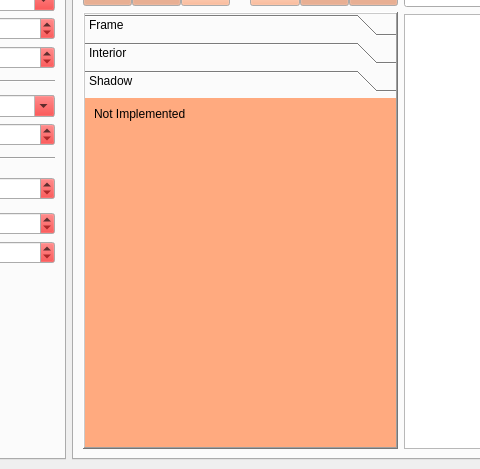
DexterMagnific/QSvgStyle, file themebuilder/ThemeBuilderUIBase.ui: the form before one commit; both pictures show x 431 to 911 and y 286 to 755 of the 1234 by 755 pixel window.
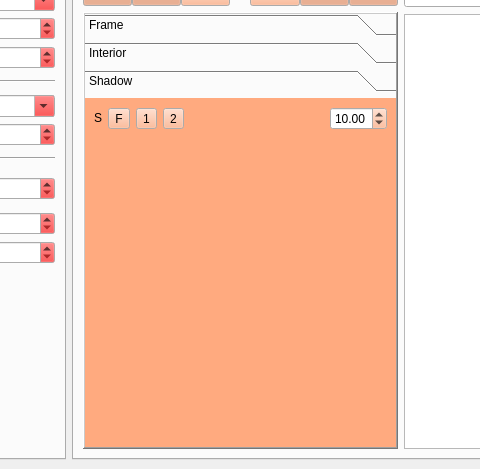
The form after the commit. The open tabs and pages were chosen to show the change. Icons and pictures are not drawn.

Commit message:
Introducing SVG shadow generator
QSvgStyle
---------
* IMPROVE sizeFromContents() now takes icon width
  instead of pixmap
* FIX Item views using their own check box
* FIX down icon position in toolbuttons with immediate menu popup

QSvgStyleBuilder
----------------
* NEW ability to add shadow to generated SVG
* IMPROVE UI now shows effective inherited values instead of
  <inherit> in fields
* CHANGED Item View preview into a tree widget

The edit to the form file:
```diff
--- a/themebuilder/ThemeBuilderUIBase.ui
+++ b/themebuilder/ThemeBuilderUIBase.ui
@@ -1161,15 +1161,182 @@
               <rect>
                <x>0</x>
                <y>0</y>
-               <width>117</width>
-               <height>28</height>
+               <width>222</width>
+               <height>236</height>
               </rect>
              </property>
              <attribute name="label">
               <string>Shadow</string>
              </attribute>
-             <layout class="QGridLayout" name="gridLayout_24">
-              <item row="2" column="0" colspan="2">
+             <layout class="QGridLayout" name="gridLayout_30">
+              <item row="0" column="0">
+               <layout class="QGridLayout" name="gridLayout_24">
+                <item row="0" column="0">
+                 <widget class="QLabel" name="interiorLbl_2">
+                  <property name="sizePolicy">
+                   <sizepolicy hsizetype="Maximum" vsizetype="Maximum">
+                    <horstretch>0</horstretch>
+                    <verstretch>0</verstretch>
+                   </sizepolicy>
+                  </property>
+                  <property name="palette">
+                   <palette>
+                    <active>
+                     <colorrole role="WindowText">
+                      <brush brushstyle="SolidPattern">
+                       <color alpha="255">
+                        <red>255</red>
+                        <green>255</green>
+                        <blue>255</blue>
+                       </color>
+                      </brush>
+                     </colorrole>
+                     <colorrole role="Base">
+                      <brush brushstyle="SolidPattern">
+                       <color alpha="255">
+                        <red>252</red>
+                        <green>252</green>
+                        <blue>252</blue>
+                       </color>
+                      </brush>
+                     </colorrole>
+                     <colorrole role="Window">
+                      <brush brushstyle="SolidPattern">
+                       <color alpha="255">
+                        <red>85</red>
+                        <green>85</green>
+                        <blue>127</blue>
+                       </color>
+                      </brush>
+                     </colorrole>
+                    </active>
+                    <inactive>
+                     <colorrole role="WindowText">
+                      <brush brushstyle="SolidPattern">
+                       <color alpha="255">
+                        <red>255</red>
+                        <green>255</green>
+                        <blue>255</blue>
+                       </color>
+                      </brush>
+                     </colorrole>
+                     <colorrole role="Base">
+                      <brush brushstyle="SolidPattern">
+                       <color alpha="255">
+                        <red>252</red>
+                        <green>252</green>
+                        <blue>252</blue>
+                       </color>
+                      </brush>
+                     </colorrole>
+                     <colorrole role="Window">
+                      <brush brushstyle="SolidPattern">
+                       <color alpha="255">
+                        <red>85</red>
+                        <green>85</green>
+                        <blue>127</blue>
+                       </color>
+                      </brush>
+                     </colorrole>
+                    </inactive>
+                    <disabled>
+                     <colorrole role="WindowText">
+                      <brush brushstyle="SolidPattern">
+                       <color alpha="255">
+                        <red>165</red>
+                        <green>167</green>
+                        <blue>169</blue>
+                       </color>
+                      </brush>
+                     </colorrole>
+                     <colorrole role="Base">
+                      <brush brushstyle="SolidPattern">
+                       <color alpha="255">
+                        <red>85</red>
+                        <green>85</green>
+                        <blue>127</blue>
+                       </color>
+                      </brush>
+                     </colorrole>
+                     <colorrole role="Window">
+                      <brush brushstyle="SolidPattern">
+                       <color alpha="255">
+                        <red>85</red>
+                        <green>85</green>
+                        <blue>127</blue>
+                       </color>
+                      </brush>
+                     </colorrole>
+                    </disabled>
+                   </palette>
+                  </property>
+                  <property name="autoFillBackground">
+                   <bool>true</bool>
+                  </property>
+                  <property name="text">
+                   <string>S</string>
+                  </property>
+                  <property name="margin">
+                   <number>5</number>
+                  </property>
+                 </widget>
+                </item>
+                <item row="0" column="2">
+                 <widget class="QToolButton" name="shadowColor1Btn">
+                  <property name="toolTip">
+                   <string>Primary color</string>
+                  </property>
+                  <property name="text">
+                   <string>1</string>
+                  </property>
+                 </widget>
+                </item>
+                <item row="0" column="1">
+                 <widget class="QToolButton" name="shadowFillTypeBtn">
+                  <property name="toolTip">
+                   <string>Color: (F)lat, (I)nverted (G)radient</string>
+                  </property>
+                  <property name="text">
+                   <string>F</string>
+                  </property>
+                 </widget>
+                </item>
+                <item row="0" column="3">
+                 <widget class="QToolButton" name="shadowColor2Btn">
+                  <property name="toolTip">
+                   <string>Secondary color</string>
+                  </property>
+                  <property name="text">
+                   <string>2</string>
+                  </property>
+                 </widget>
+                </item>
+                <item row="0" column="4">
+                 <spacer name="horizontalSpacer_9">
+                  <property name="orientation">
+                   <enum>Qt::Horizontal</enum>
+                  </property>
+                  <property name="sizeHint" stdset="0">
+                   <size>
+                    <width>0</width>
+                    <height>20</height>
+                   </size>
+                  </property>
+                 </spacer>
+                </item>
+                <item row="0" column="5">
+                 <widget class="QDoubleSpinBox" name="genShadowWidthSpin">
+                  <property name="toolTip">
+                   <string>Shadow width</string>
+                  </property>
+                  <property name="value">
+                   <double>10.000000000000000</double>
+                  </property>
+                 </widget>
+                </item>
+               </layout>
+              </item>
+              <item row="1" column="0">
                <spacer name="verticalSpacer_3">
                 <property name="orientation">
                  <enum>Qt::Vertical</enum>
@@ -1182,13 +1349,6 @@
                 </property>
                </spacer>
               </item>
-              <item row="0" column="0" colspan="2">
-               <widget class="QLabel" name="label_23">
-                <property name="text">
-                 <string>Not Implemented</string>
-                </property>
-               </widget>
-              </item>
              </layout>
             </widget>
            </widget>
```
Left out of the diff: 31 changed lines with no effect on the pictures. The commit also changes 8 other files.
